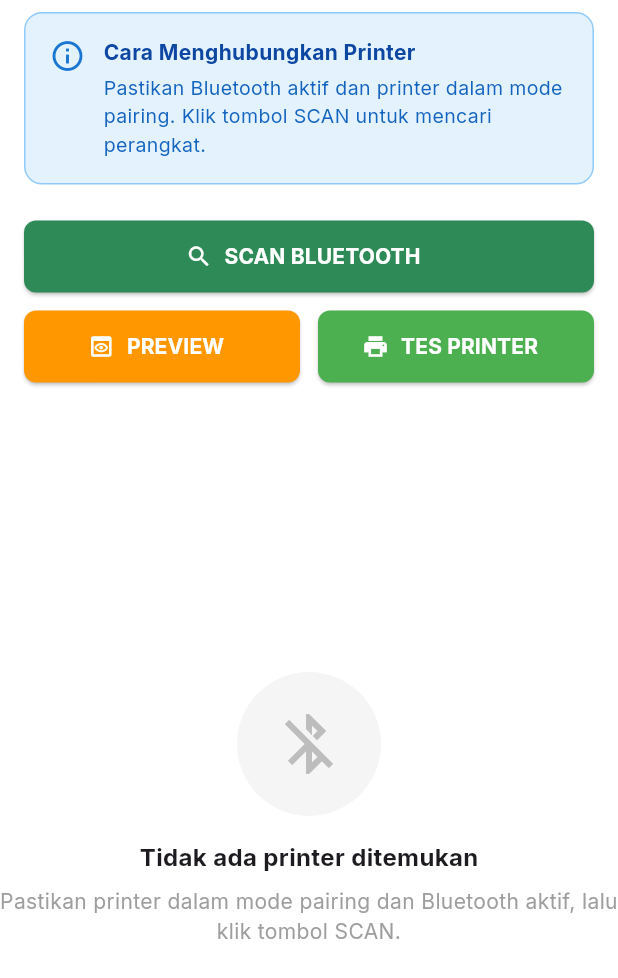
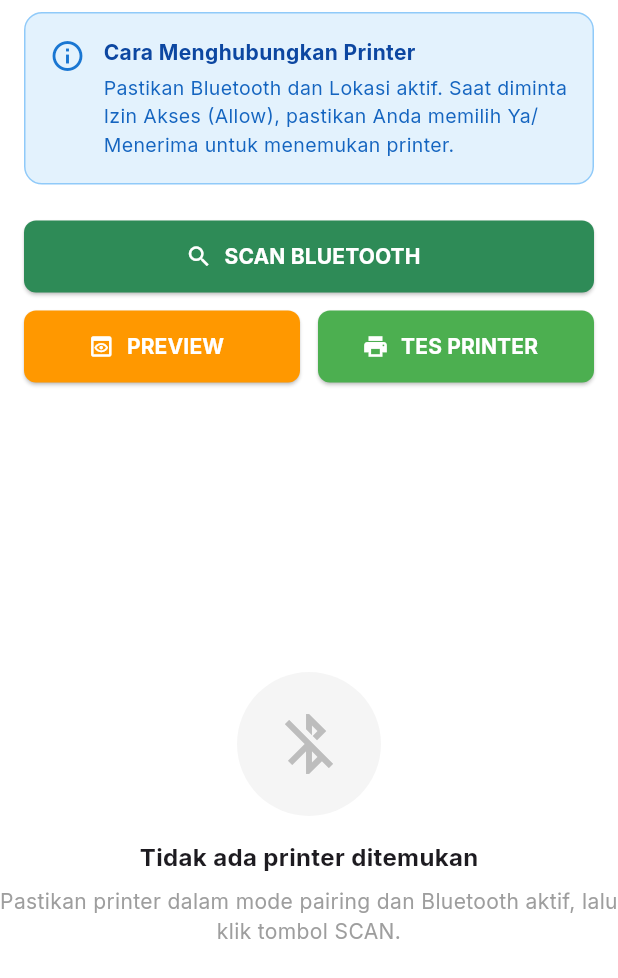
Before and after one commit to rigel-donovan/TemanSudut, a Flutter app: the PrinterSettingsScreen widget shown alone on an empty page, opened directly, after a tap on "SCAN BLUETOOTH", on a phone screen of 412 x 824 dp. Shown: the top 978 px of the screen. Run offline on Flutter 3.47's test engine with Material 3 defaults, Android fonts, the phone set to English and light mode, and no system bars; our stand-ins replace camera, dio, google_fonts, image_picker, permission_handler, shared_preferences; missing offline and left inert: blue_thermal_printer, esc_pos_utils; accounts and stored records are empty; network calls fail.

Commit message:
update ngrok

```diff
--- a/lib/screens/printer_settings_screen.dart
+++ b/lib/screens/printer_settings_screen.dart
@@ -1,6 +1,7 @@
 import 'package:flutter/material.dart';
 import 'package:flutter/services.dart';
 import 'package:flutter/foundation.dart';
+import 'package:permission_handler/permission_handler.dart';
 import '../services/printer_service.dart';
 
 class PrinterSettingsScreen extends StatefulWidget {
@@ -22,8 +23,25 @@ class _PrinterSettingsScreenState extends State<PrinterSettingsScreen> {
     initPlatformState();
   }
 
+  Future<bool> _requestPermissions() async {
+    Map<Permission, PermissionStatus> statuses = await [
+      Permission.bluetooth,
+      Permission.bluetoothScan,
+      Permission.bluetoothConnect,
+      Permission.location,
+    ].request();
+
+    // Check if permissions are sufficient
+    bool hasBlueprint = statuses[Permission.bluetoothConnect]?.isGranted ?? false;
+    bool hasScan = statuses[Permission.bluetoothScan]?.isGranted ?? false;
+    // Some older devices rely on location, newer on scan/connect
+    return (hasBlueprint && hasScan) || statuses[Permission.bluetooth]?.isGranted == true || statuses[Permission.location]?.isGranted == true;
+  }
+
   Future<void> initPlatformState() async {
     if (kIsWeb) return;
+
+    await _requestPermissions();
 
     try {
       bool isConnected = await printerService.isConnected;
@@ -51,6 +69,17 @@ class _PrinterSettingsScreenState extends State<PrinterSettingsScreen> {
   }
 
   Future<void> scanBluetooth() async {
+    bool hasPermission = await _requestPermissions();
+    if (!hasPermission) {
+      if (mounted) {
+         ScaffoldMessenger.of(context).showSnackBar(const SnackBar(
+           content: Text("Akses Bluetooth/Lokasi ditolak. Mohon izinkan di Pengaturan Aplikasi."),
+           backgroundColor: Colors.red,
+         ));
+      }
+      return;
+    }
+
     setState(() => _isScanning = true);
     await Future.delayed(Duration(seconds: 1));
 
@@ -123,7 +152,7 @@ class _PrinterSettingsScreenState extends State<PrinterSettingsScreen> {
                 children: [
                   Text('Cara Menghubungkan Printer', style: TextStyle(fontWeight: FontWeight.bold, color: Colors.blue[900])),
                   SizedBox(height: 4),
-                  Text('Pastikan Bluetooth aktif dan printer dalam mode pairing. Klik tombol SCAN untuk mencari perangkat.', style: TextStyle(color: Colors.blue[800], fontSize: 13)),
+                  Text('Pastikan Bluetooth dan Lokasi aktif. Saat diminta Izin Akses (Allow), pastikan Anda memilih Ya/Menerima untuk menemukan printer.', style: TextStyle(color: Colors.blue[800], fontSize: 13)),
                 ],
               ),
             )
--- a/pubspec.yaml
+++ b/pubspec.yaml
@@ -45,6 +45,7 @@ dependencies:
   camera: ^0.11.0
   esc_pos_utils: ^1.1.0
   blue_thermal_printer: ^1.2.3
+  permission_handler: ^12.0.1
 
 dev_dependencies:
   flutter_test:
```
Also changed, not shown: lib/screens/main_nav_screen.dart (+31 -1 lines), pubspec.lock, 2 other files.
